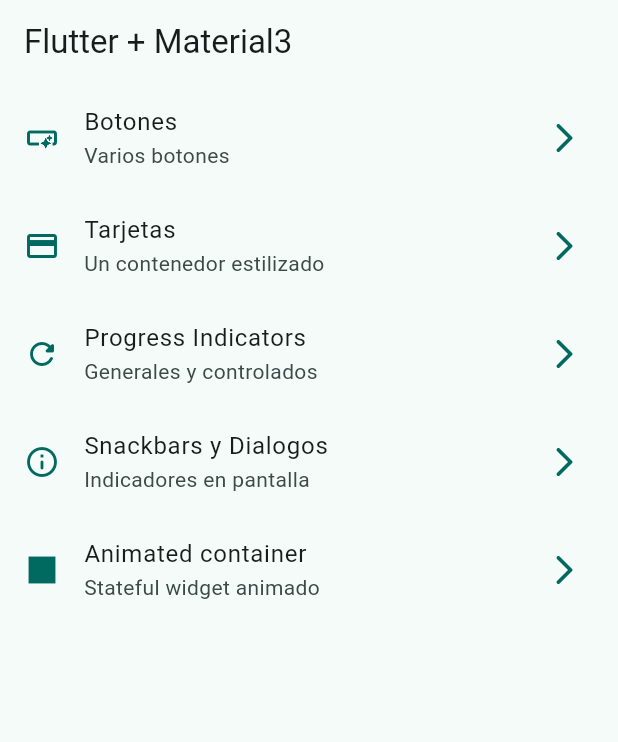
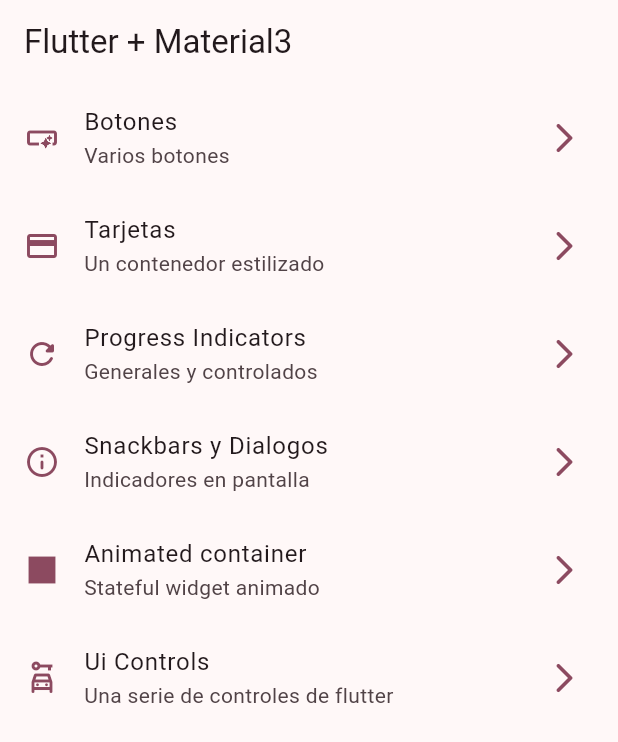
Before and after one commit to Programador2UVP/aplicacion_widgets, a Flutter app: the screen it shows after launch, on a phone screen of 412 x 824 dp. Shown: the top 742 px of the screen. Run offline on Flutter 3.47's test engine with Material 3 defaults, Android fonts, the phone set to English and light mode, and no system bars; our stand-ins replace go_router.

Commit message:
Ui controls terminado

```diff
--- a/lib/config/menu/menu_items.dart
+++ b/lib/config/menu/menu_items.dart
@@ -39,4 +39,9 @@ const appMenuItems = <MenuItem>[
       subTitle: 'Stateful widget animado',
       link: '/animated',
       icon: Icons.square_sharp),
+  MenuItem(
+      title: 'Ui Controls',
+      subTitle: 'Una serie de controles de flutter',
+      link: '/ui-controls',
+      icon: Icons.car_rental_outlined),
 ];
--- a/lib/config/router/app_router.dart
+++ b/lib/config/router/app_router.dart
@@ -30,9 +30,9 @@ final appRouter = GoRouter(
       builder: (context, state) => const SnackbarScreen(),
     ),
     GoRoute(
-      path: '/animated',
-      name: AnimatedScreen.name,
-      builder: (context, state) => const AnimatedScreen(),
+      path: '/ui-controls',
+      name: UiControlsScreen.name,
+      builder: (context, state) => const UiControlsScreen(),
     ),
   ],
 );
--- a/lib/main.dart
+++ b/lib/main.dart
@@ -15,7 +15,7 @@ class MainApp extends StatelessWidget {
       title: 'Flutter Widgets',
       routerConfig: appRouter,
       debugShowCheckedModeBanner: false,
-      theme: AppTheme(selectedColor: 1).getTheme(),
+      theme: AppTheme(selectedColor: 5).getTheme(),
     );
   }
 }
--- a/lib/presentation/screens/animated/animated_screen.dart
+++ b/lib/presentation/screens/animated/animated_screen.dart
@@ -37,7 +37,7 @@ class _AnimatedScreenState extends State<AnimatedScreen> {
       body: Center(
         child: AnimatedContainer(
           duration: const Duration(milliseconds: 400),
-          curve: Curves.easeOutCubic,
+          curve: Curves.fastOutSlowIn,
           width: width <= 0 ? 0 : width,
           height: height <= 0 ? 0 : height,
           decoration: BoxDecoration(
--- a/lib/presentation/screens/snackbar/snackbar_screen.dart
+++ b/lib/presentation/screens/snackbar/snackbar_screen.dart
@@ -1,6 +1,5 @@
 import 'package:flutter/material.dart';
 import 'package:go_router/go_router.dart';
-import 'package:widgets_app/config/router/app_router.dart';
 
 class SnackbarScreen extends StatelessWidget {
   static const name = 'snackback_sceen';
```
Also changed, not shown: lib/presentation/screens/ui_controls/ui_controls_screen.dart (+98 -1 lines).
